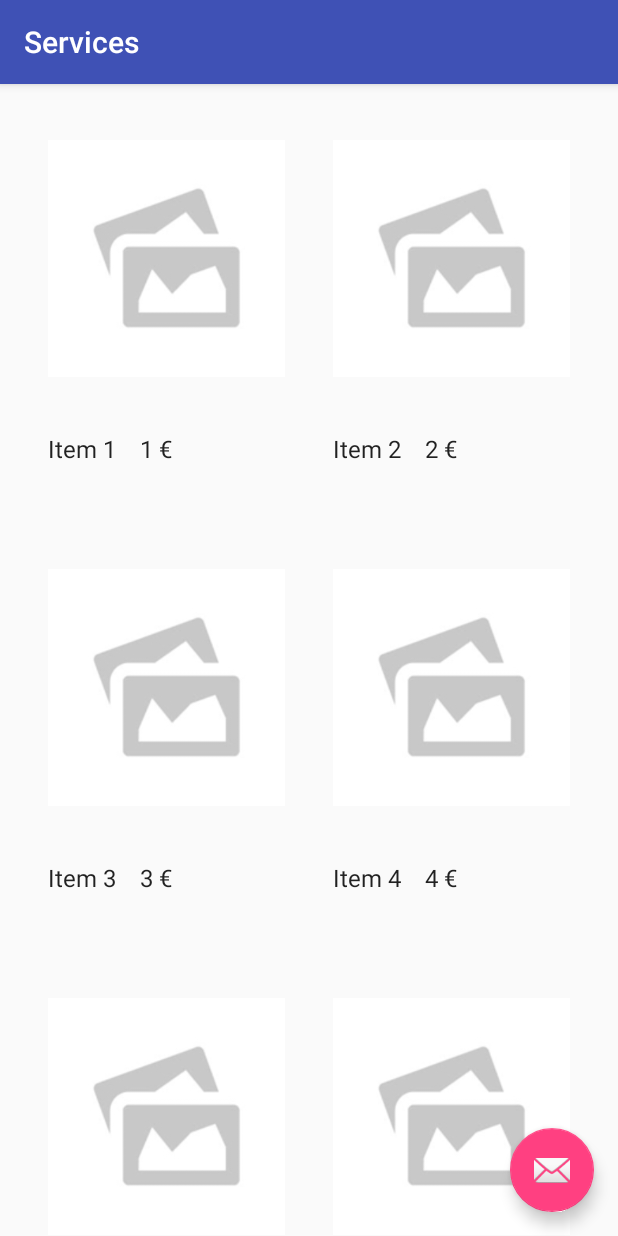
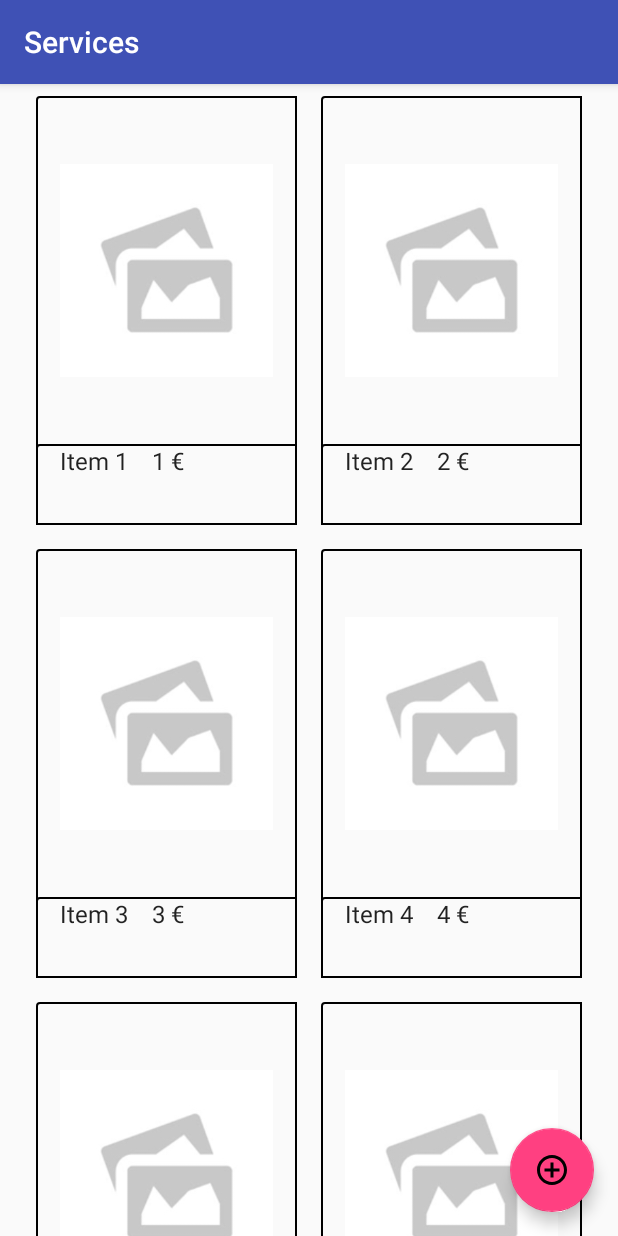
Before and after one commit to gemambu/fisioAppAndroid, an Android app: the screen it shows after launch (ServiceListActivity), on a phone screen of 412 x 824 dp. Run offline under Robolectric (Android 15) with nearby library versions, the phone set to English and light mode, and no system bars; 1 statement that could not run was skipped.

Commit message:
improved list for catalog

```diff
--- a/app/build.gradle
+++ b/app/build.gradle
@@ -15,6 +15,9 @@ android {
         versionCode 1
         versionName "1.0"
         testInstrumentationRunner "android.support.test.runner.AndroidJUnitRunner"
+
+        vectorDrawables.useSupportLibrary = true
+
     }
 
     buildTypes {
--- a/app/src/main/java/com/projectx/fisioapp/app/activity/ServiceListActivity.kt
+++ b/app/src/main/java/com/projectx/fisioapp/app/activity/ServiceListActivity.kt
@@ -1,6 +1,7 @@
 package com.projectx.fisioapp.app.activity
 
 import android.content.Intent
+import android.graphics.drawable.GradientDrawable
 import android.os.Bundle
 import android.support.v7.app.AppCompatActivity
 import android.support.v7.widget.RecyclerView
@@ -18,6 +19,9 @@ import kotlinx.android.synthetic.main.activity_service_list.*
 import kotlinx.android.synthetic.main.service_list_content.view.*
 
 import kotlinx.android.synthetic.main.service_list.*
+import android.support.v7.widget.DividerItemDecoration
+
+
 
 /**
  * An activity representing a list of Pings. This activity
@@ -42,7 +46,7 @@ class ServiceListActivity : AppCompatActivity() {
         setSupportActionBar(toolbar)
         toolbar.title = title
 
-        fab.setOnClickListener { view ->
+        catalog_list_add_element.setOnClickListener { view ->
             Snackbar.make(view, "Replace with your own action", Snackbar.LENGTH_LONG)
                     .setAction("Action", null).show()
         }
@@ -62,7 +66,6 @@ class ServiceListActivity : AppCompatActivity() {
         recyclerView.adapter = SimpleItemRecyclerViewAdapter(this, DummyContent.ITEMS, mTwoPane)
         // set two columns with the elements
         recyclerView.layoutManager = GridLayoutManager(this, 2)
-
     }
 
     class SimpleItemRecyclerViewAdapter(private val mParentActivity: ServiceListActivity,
--- /dev/null
+++ b/app/src/main/res/drawable/custom_background.xml
@@ -0,0 +1,11 @@
+<shape xmlns:android="http://schemas.android.com/apk/res/android"
+    android:shape="rectangle">
+    <corners
+        android:radius="2dp"
+        android:topRightRadius="0dp"
+        android:bottomRightRadius="0dp"
+        android:bottomLeftRadius="0dp" />
+    <stroke
+        android:width="1dp"
+        android:color="@android:color/black" />
+</shape>
--- /dev/null
+++ b/app/src/main/res/drawable/ic_add_24dp.xml
@@ -0,0 +1,9 @@
+<vector xmlns:android="http://schemas.android.com/apk/res/android"
+        android:width="24dp"
+        android:height="24dp"
+        android:viewportWidth="24.0"
+        android:viewportHeight="24.0">
+    <path
+        android:fillColor="#FF000000"
+        android:pathData="M13,7h-2v4L7,11v2h4v4h2v-4h4v-2h-4L13,7zM12,2C6.49,2 2,6.49 2,12s4.49,10 10,10 10,-4.49 10,-10S17.51,2 12,2zM12,20c-4.41,0 -8,-3.59 -8,-8s3.59,-8 8,-8 8,3.59 8,8 -3.59,8 -8,8z"/>
+</vector>
--- a/app/src/main/res/layout/activity_service_list.xml
+++ b/app/src/main/res/layout/activity_service_list.xml
@@ -31,12 +31,12 @@
     </FrameLayout>
 
     <android.support.design.widget.FloatingActionButton
-        android:id="@+id/fab"
+        android:id="@+id/catalog_list_add_element"
         android:layout_width="wrap_content"
         android:layout_height="wrap_content"
         android:layout_gravity="bottom|end"
         android:layout_margin="@dimen/fab_margin"
-        app:srcCompat="@android:drawable/ic_dialog_email" />
+        app:srcCompat="@drawable/ic_add_24dp" />
 
 
 </android.support.design.widget.CoordinatorLayout>
--- a/app/src/main/res/layout/service_list_content.xml
+++ b/app/src/main/res/layout/service_list_content.xml
@@ -4,12 +4,17 @@
     xmlns:android="http://schemas.android.com/apk/res/android"
     android:layout_width="match_parent"
     android:layout_height="wrap_content"
-    android:orientation="vertical">
+    android:orientation="vertical"
+    android:background="@drawable/custom_background"
+    android:layout_marginTop="8dp"
+    android:layout_marginBottom="8dp"
+    android:layout_marginStart="8dp"
+    android:layout_marginEnd="8dp">
 
     <ImageView
         android:id="@+id/catalog_list_element_image"
-        android:layout_width="match_parent"
-        android:layout_height="match_parent"
+        android:layout_width="wrap_content"
+        android:layout_height="wrap_content"
         android:layout_margin="@dimen/text_margin"
         android:src="@drawable/no_image"
         android:contentDescription="@string/catalog_list_element_image_content"
@@ -18,7 +23,8 @@
     <LinearLayout
         android:layout_width="match_parent"
         android:layout_height="match_parent"
-        android:orientation="horizontal">
+        android:orientation="horizontal"
+        android:background="@drawable/custom_background">
         <TextView
             android:id="@+id/catalog_list_element_name"
             android:layout_width="wrap_content"
```
